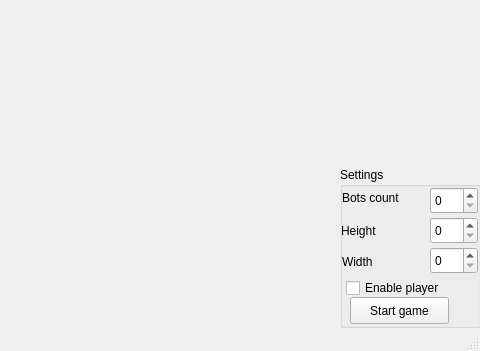
The window that game.ui (Sophie-Williams/PixelTanks) describes before a commit, drawn with Qt 5; both pictures show x 720 to 1200 and y 319 to 670 of the 1200 by 670 pixel window.
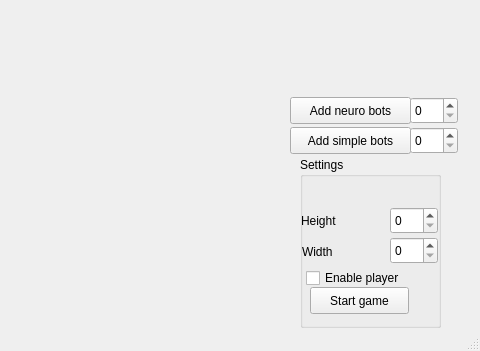
The same window after the commit.

The edit to the form file:
```diff
--- a/game.ui
+++ b/game.ui
@@ -17,38 +17,15 @@
    <widget class="QGroupBox" name="SettingsBox">
     <property name="geometry">
      <rect>
-      <x>1060</x>
-      <y>450</y>
+      <x>1020</x>
+      <y>440</y>
       <width>141</width>
-      <height>161</height>
+      <height>171</height>
      </rect>
     </property>
     <property name="title">
      <string>Settings</string>
     </property>
-    <widget class="QLabel" name="BotsCountLabel">
-     <property name="geometry">
-      <rect>
-       <x>2</x>
-       <y>20</y>
-       <width>81</width>
-       <height>21</height>
-      </rect>
-     </property>
-     <property name="text">
-      <string>Bots count</string>
-     </property>
-    </widget>
-    <widget class="QSpinBox" name="BotsCountBox">
-     <property name="geometry">
-      <rect>
-       <x>90</x>
-       <y>20</y>
-       <width>48</width>
-       <height>27</height>
-      </rect>
-     </property>
-    </widget>
     <widget class="QSpinBox" name="WidthBox">
      <property name="geometry">
       <rect>
@@ -122,8 +99,52 @@
      </property>
     </widget>
    </widget>
-   <zorder>SettingsBox</zorder>
-   <zorder>BotsCountLabel</zorder>
+   <widget class="QPushButton" name="AddSimpleBots">
+    <property name="geometry">
+     <rect>
+      <x>1010</x>
+      <y>410</y>
+      <width>121</width>
+      <height>27</height>
+     </rect>
+    </property>
+    <property name="text">
+     <string>Add simple bots</string>
+    </property>
+   </widget>
+   <widget class="QSpinBox" name="SimpleBotsCount">
+    <property name="geometry">
+     <rect>
+      <x>1130</x>
+      <y>410</y>
+      <width>48</width>
+      <height>27</height>
+     </rect>
+    </property>
+   </widget>
+   <widget class="QPushButton" name="AddNeuroBots">
+    <property name="geometry">
+     <rect>
+      <x>1010</x>
+      <y>380</y>
+      <width>121</width>
+      <height>27</height>
+     </rect>
+    </property>
+    <property name="text">
+     <string>Add neuro bots</string>
+    </property>
+   </widget>
+   <widget class="QSpinBox" name="NeuroBotsCount">
+    <property name="geometry">
+     <rect>
+      <x>1130</x>
+      <y>380</y>
+      <width>48</width>
+      <height>27</height>
+     </rect>
+    </property>
+   </widget>
   </widget>
   <widget class="QMenuBar" name="menuBar">
    <property name="geometry">
```
